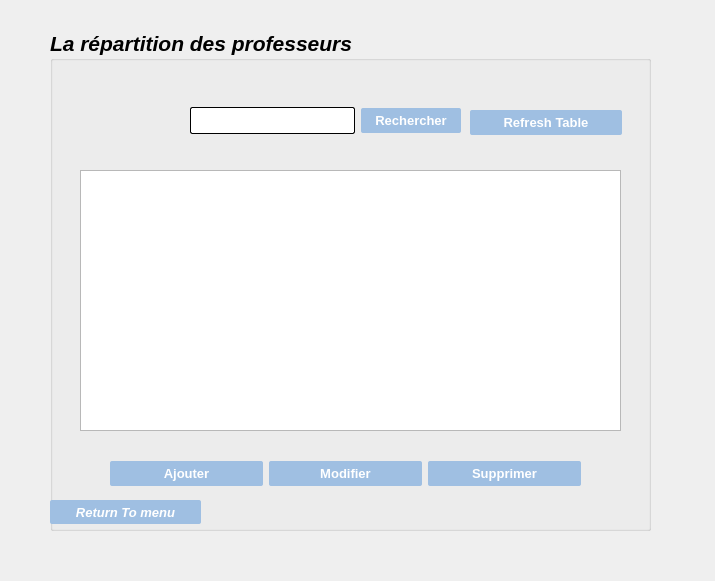
Before: the Qt Designer form prof.ui in aminabkl/Departement_Management, drawn with Qt 5.
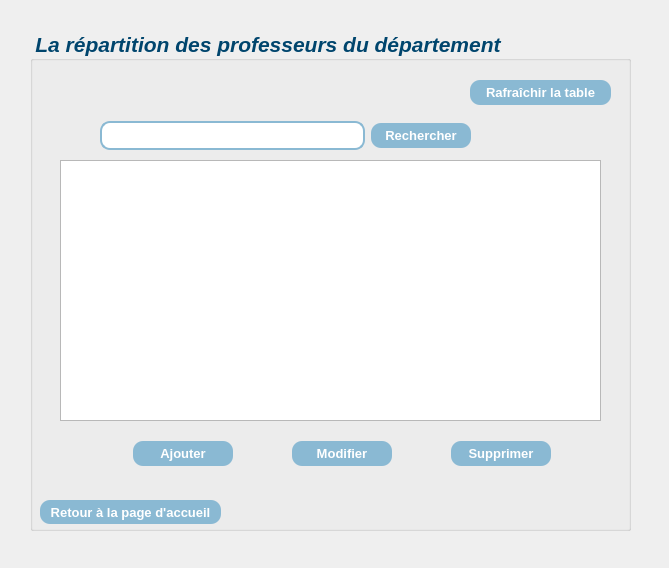
After: the same form once the commit is applied. Icons and pictures are not drawn.

The edit to the form file:
```diff
--- a/prof.ui
+++ b/prof.ui
@@ -6,8 +6,8 @@
    <rect>
     <x>0</x>
     <y>0</y>
-    <width>715</width>
-    <height>581</height>
+    <width>669</width>
+    <height>568</height>
    </rect>
   </property>
   <property name="windowTitle">
@@ -16,7 +16,7 @@
   <widget class="QGroupBox" name="groupBox">
    <property name="geometry">
     <rect>
-     <x>50</x>
+     <x>30</x>
      <y>30</y>
      <width>601</width>
      <height>501</height>
@@ -29,14 +29,17 @@
      <bold>true</bold>
     </font>
    </property>
+   <property name="styleSheet">
+    <string notr="true">color:#00456D ; </string>
+   </property>
    <property name="title">
-    <string>La répartition des professeurs</string>
+    <string>La répartition des professeurs du département</string>
    </property>
    <widget class="QTableView" name="ProfTable">
     <property name="geometry">
      <rect>
       <x>30</x>
-      <y>140</y>
+      <y>130</y>
       <width>541</width>
       <height>261</height>
      </rect>
@@ -48,17 +51,30 @@
       <bold>false</bold>
      </font>
     </property>
+    <property name="styleSheet">
+     <string notr="true">color: black;</string>
+    </property>
    </widget>
    <widget class="QWidget" name="layoutWidget_3">
     <property name="geometry">
      <rect>
-      <x>60</x>
-      <y>430</y>
+      <x>50</x>
+      <y>410</y>
       <width>471</width>
       <height>27</height>
      </rect>
     </property>
-    <layout class="QHBoxLayout" name="horizontalLayout_3">
+    <layout class="QHBoxLayout" name="horizontalLayout">
+     <item>
+      <widget class="QLabel" name="label_6">
+       <property name="styleSheet">
+        <string notr="true">image: url(:/resources/img/10.png);</string>
+       </property>
+       <property name="text">
+        <string/>
+       </property>
+      </widget>
+     </item>
      <item>
       <widget class="QPushButton" name="AddButton">
        <property name="font">
@@ -70,11 +86,12 @@
        </property>
        <property name="styleSheet">
         <string notr="true">QPushButton{
-color: #ffffff;
-border-radius:2px;
-background-color: rgb(159, 191, 226);
+color: #ffffff; 
+background-color: #8AB9D3;
 height: 25px;
 font-size:13px;
+border-radius:10px;
+width:100px;
 }
 QPushButton:hover:!pressed
 {
@@ -90,22 +107,32 @@
        </property>
       </widget>
      </item>
+     <item>
+      <widget class="QLabel" name="label_7">
+       <property name="styleSheet">
+        <string notr="true">image: url(:/resources/img/12.png);</string>
+       </property>
+       <property name="text">
+        <string/>
+       </property>
+      </widget>
+     </item>
      <item>
       <widget class="QPushButton" name="EditButton">
        <property name="font">
         <font>
          <pointsize>-1</pointsize>
-         <italic>false</italic>
          <bold>true</bold>
         </font>
        </property>
        <property name="styleSheet">
         <string notr="true">QPushButton{
-color: #ffffff;
-border-radius:2px;
-background-color: rgb(159, 191, 226);
+color: #ffffff; 
+background-color: #8AB9D3;
 height: 25px;
 font-size:13px;
+border-radius:10px;
+width:100px;
 }
 QPushButton:hover:!pressed
 {
@@ -121,6 +148,16 @@
        </property>
       </widget>
      </item>
+     <item>
+      <widget class="QLabel" name="label_8">
+       <property name="styleSheet">
+        <string notr="true">image: url(:/resources/img/11.png);</string>
+       </property>
+       <property name="text">
+        <string/>
+       </property>
+      </widget>
+     </item>
      <item>
       <widget class="QPushButton" name="DeleteButton">
        <property name="font">
@@ -132,11 +169,12 @@
        </property>
        <property name="styleSheet">
         <string notr="true">QPushButton{
-color: #ffffff;
-border-radius:2px;
-background-color: rgb(159, 191, 226);
+color: #ffffff; 
+background-color: #8AB9D3;
 height: 25px;
 font-size:13px;
+border-radius:10px;
+width:100px;
 }
 QPushButton:hover:!pressed
 {
@@ -157,10 +195,10 @@
    <widget class="QWidget" name="layoutWidget_4">
     <property name="geometry">
      <rect>
-      <x>140</x>
-      <y>70</y>
-      <width>271</width>
-      <height>41</height>
+      <x>70</x>
+      <y>90</y>
+      <width>371</width>
+      <height>31</height>
      </rect>
     </property>
     <layout class="QHBoxLayout" name="horizontalLayout_4">
@@ -176,10 +214,13 @@
        <property name="styleSheet">
         <string notr="true">QLineEdit{
 	background-color: rgb(255, 255, 255);
-	 border: 1px  solid;
-     border-radius: 2px;
+	 border: 2px  solid #8AB9D3 ;
+     border-radius: 10px;
+ 
 height: 25px;
-}</string>
+}
+
+</string>
        </property>
       </widget>
      </item>
@@ -194,12 +235,12 @@
        </property>
        <property name="styleSheet">
         <string notr="true">QPushButton{
-color: #ffffff;
-border-radius:2px;
-background-color: rgb(159, 191, 226);
+color: #ffffff; 
+background-color: #8AB9D3;
 height: 25px;
-width: 100px;
 font-size:13px;
+border-radius:10px;
+width:100px;
 }
 QPushButton:hover:!pressed
 {
@@ -220,9 +261,9 @@
    <widget class="QPushButton" name="RefreshTable">
     <property name="geometry">
      <rect>
-      <x>420</x>
-      <y>80</y>
-      <width>152</width>
+      <x>440</x>
+      <y>50</y>
+      <width>141</width>
       <height>25</height>
      </rect>
     </property>
@@ -235,11 +276,12 @@
     </property>
     <property name="styleSheet">
      <string notr="true">QPushButton{
-color: #ffffff;
-border-radius:2px;
-background-color: rgb(159, 191, 226);
+color: #ffffff; 
+background-color: #8AB9D3;
 height: 25px;
 font-size:13px;
+border-radius:10px;
+width:100px;
 }
 QPushButton:hover:!pressed
 {
@@ -251,15 +293,31 @@
 }</string>
     </property>
     <property name="text">
-     <string>Refresh Table</string>
+     <string>Rafraîchir la table</string>
     </property>
    </widget>
-   <widget class="QPushButton" name="ReturnMenu">
+   <widget class="QLabel" name="label_4">
     <property name="geometry">
      <rect>
       <x>0</x>
+      <y>90</y>
+      <width>91</width>
+      <height>31</height>
+     </rect>
+    </property>
+    <property name="styleSheet">
+     <string notr="true">image:url(:/resources/img/5.png);</string>
+    </property>
+    <property name="text">
+     <string/>
+    </property>
+   </widget>
+   <widget class="QPushButton" name="ReturnMenu">
+    <property name="geometry">
+     <rect>
+      <x>10</x>
       <y>470</y>
-      <width>151</width>
+      <width>181</width>
       <height>24</height>
      </rect>
     </property>
@@ -274,11 +332,12 @@
     </property>
     <property name="styleSheet">
      <string notr="true">QPushButton{
-color: #ffffff;
-border-radius:2px;
-background-color: rgb(159, 191, 226);
+color: #ffffff; 
+background-color: #8AB9D3;
 height: 25px;
 font-size:13px;
+border-radius:10px;
+width:100px;
 }
 QPushButton:hover:!pressed
 {
@@ -290,7 +349,7 @@
 }</string>
     </property>
     <property name="text">
-     <string>Return To menu</string>
+     <string>Retour à la page d'accueil</string>
     </property>
    </widget>
   </widget>
```
Left out of the diff: 27 changed lines with no effect on the pictures.
